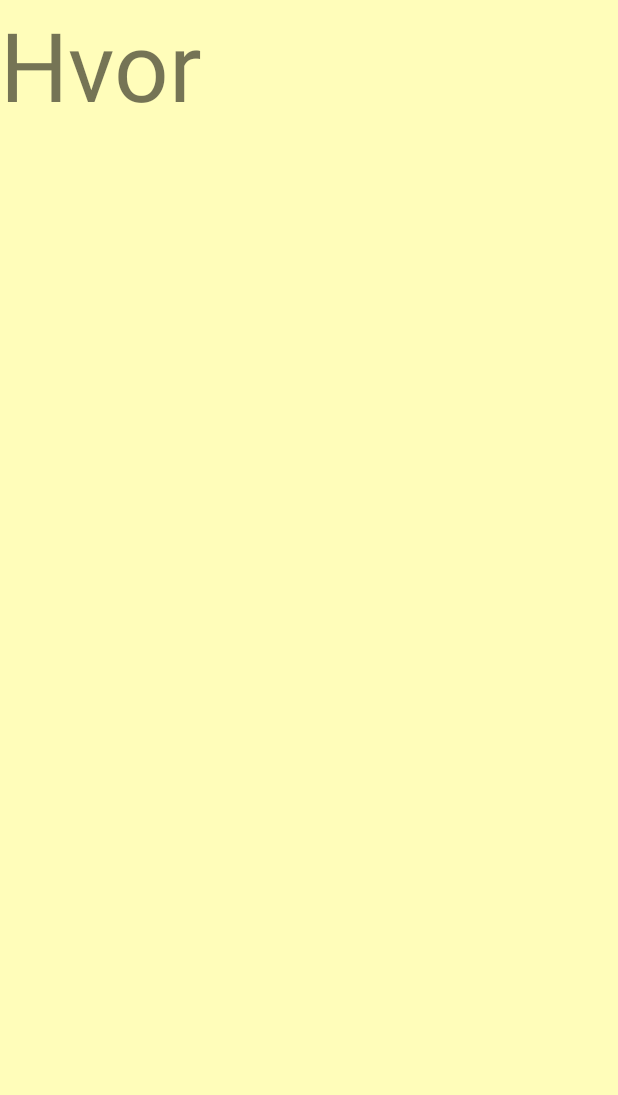
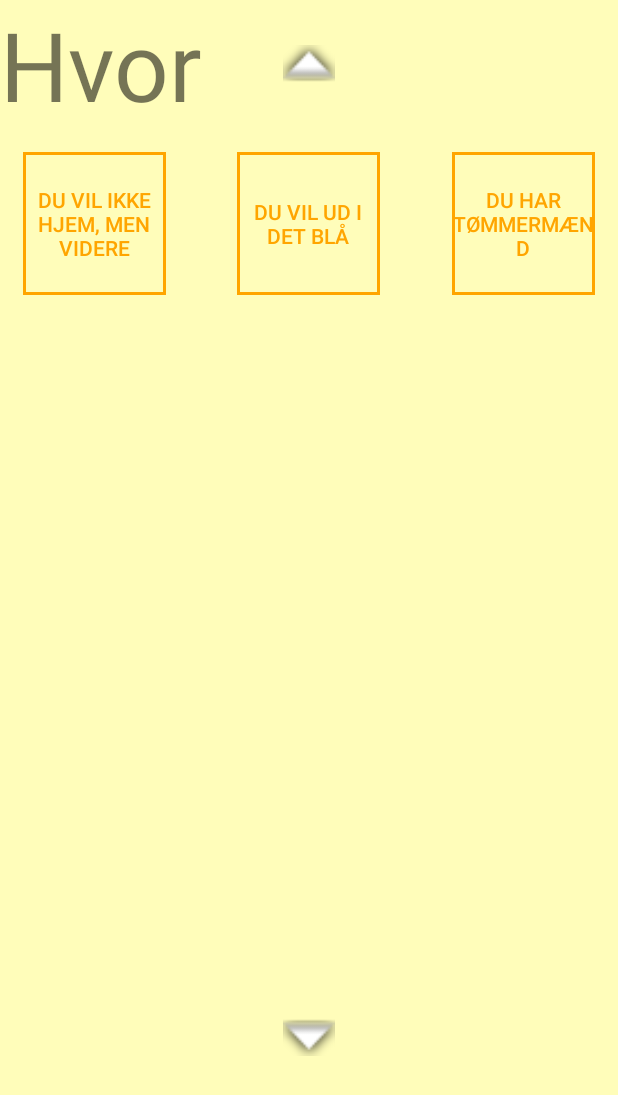
Before and after one commit to Janipai/Moro, an Android app: the layout fragment_hvor.xml on its own in the app's theme, with its tools: preview values and no code run, on a phone screen of 412 x 824 dp. Shown: the top 1095 px of the screen. Run offline under Robolectric (Android 15) with nearby library versions, the phone set to English and light mode, and no system bars.

Commit message:
hvor, nu med ikke funktionelle pile

```diff
--- a/app/src/main/res/layout/fragment_hvor.xml
+++ b/app/src/main/res/layout/fragment_hvor.xml
@@ -1,5 +1,6 @@
 <?xml version="1.0" encoding="utf-8"?>
-<FrameLayout xmlns:android="http://schemas.android.com/apk/res/android"
+<RelativeLayout xmlns:android="http://schemas.android.com/apk/res/android"
+    xmlns:app="http://schemas.android.com/apk/res-auto"
     xmlns:tools="http://schemas.android.com/tools"
     android:layout_width="match_parent"
     android:layout_height="match_parent"
@@ -7,10 +8,80 @@
     tools:context="Hvor">
 
     <!-- TODO: Update blank fragment layout -->
-<TextView
-android:layout_width="match_parent"
-android:layout_height="match_parent"
-android:text="Hvor"
-android:textSize="64sp" />
+    <RelativeLayout
+        android:id="@+id/idhvor"
+        android:layout_width="wrap_content"
+        android:layout_height="wrap_content">
 
-    </FrameLayout>
+        <TextView
+            android:layout_width="wrap_content"
+            android:layout_height="wrap_content"
+            android:text="Hvor"
+            android:textSize="64sp"
+
+            />
+
+        <ImageView
+            android:id="@+id/arrow_up"
+            android:layout_width="match_parent"
+            android:layout_height="25dp"
+            android:layout_centerHorizontal="true"
+            android:layout_centerVertical="true"
+            android:src="@android:drawable/arrow_up_float" />
+    </RelativeLayout>
+
+
+    <RelativeLayout
+        android:id="@+id/idrow1"
+        android:layout_width="wrap_content"
+        android:layout_height="wrap_content"
+        android:layout_below="@+id/idhvor"
+        android:layout_centerHorizontal="true"
+        android:orientation="horizontal"
+        android:padding="15dp">
+
+        <Button
+            android:id="@+id/button1"
+            android:layout_width="95dp"
+            android:layout_height="95dp"
+
+            android:layout_alignParentLeft="true"
+
+            android:background="@drawable/outlined_button_style"
+            android:text="Du vil ikke hjem, men videre"
+            android:textColor="#FFA500" />
+
+        <Button
+            android:id="@+id/button2"
+            android:layout_width="95dp"
+            android:layout_height="95dp"
+
+            android:layout_centerHorizontal="true"
+
+            android:background="@drawable/outlined_button_style"
+            android:text="Du vil ud i det blå"
+            android:textColor="#FFA500" />
+
+        <Button
+            android:id="@+id/button3"
+            android:layout_width="95dp"
+            android:layout_height="95dp"
+
+            android:layout_alignParentRight="true"
+
+            android:background="@drawable/outlined_button_style"
+            android:text="Du har tømmermænd"
+            android:textColor="#FFA500" />
+
+    </RelativeLayout>
+
+    <ImageView
+        android:id="@+id/arrow_down"
+        android:layout_width="match_parent"
+        android:layout_height="25dp"
+        android:layout_alignParentBottom="true"
+        android:layout_centerHorizontal="true"
+        android:layout_marginBottom="120dp"
+        android:src="@android:drawable/arrow_down_float" />
+
+</RelativeLayout>
```
